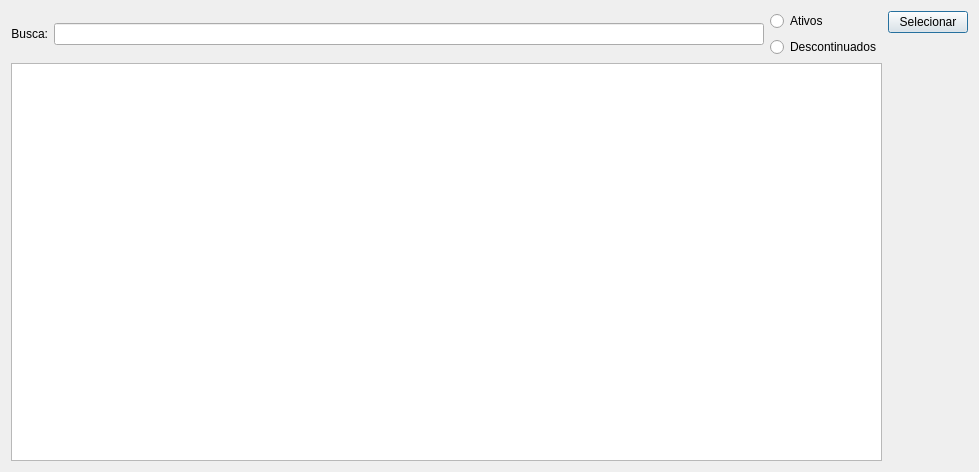
lellisls/ERP-STACCATO, file ui/searchdialog.ui: the form before one commit.
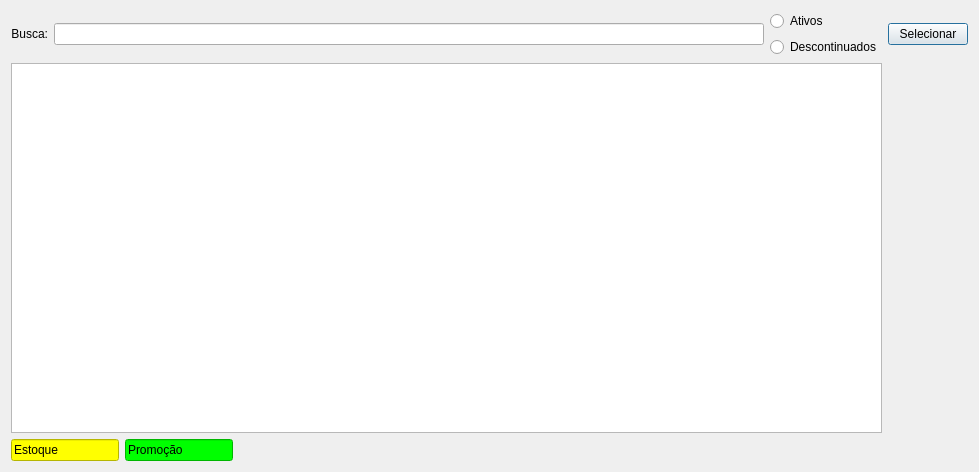
The form after the commit. Custom widgets are drawn as their Qt base class.

The edit to the form file:
```diff
--- a/ui/searchdialog.ui
+++ b/ui/searchdialog.ui
@@ -17,34 +17,6 @@
    <locale language="Portuguese" country="Brazil"/>
   </property>
   <layout class="QGridLayout" name="gridLayout">
-   <item row="0" column="2">
-    <layout class="QVBoxLayout" name="verticalLayout_2">
-     <item>
-      <widget class="QRadioButton" name="radioButtonProdAtivos">
-       <property name="text">
-        <string>Ativos</string>
-       </property>
-      </widget>
-     </item>
-     <item>
-      <widget class="QRadioButton" name="radioButtonProdDesc">
-       <property name="text">
-        <string>Descontinuados</string>
-       </property>
-      </widget>
-     </item>
-    </layout>
-   </item>
-   <item row="0" column="1">
-    <widget class="QLineEdit" name="lineEditBusca">
-     <property name="toolTip">
-      <string>&lt;html&gt;&lt;head/&gt;&lt;body&gt;&lt;p&gt;Escreva aqui os termos da busca&lt;/p&gt;&lt;/body&gt;&lt;/html&gt;</string>
-     </property>
-     <property name="clearButtonEnabled">
-      <bool>true</bool>
-     </property>
-    </widget>
-   </item>
    <item row="0" column="0">
     <widget class="QLabel" name="labelBusca">
      <property name="sizePolicy">
@@ -61,38 +33,31 @@
      </property>
     </widget>
    </item>
-   <item row="0" column="3" rowspan="2">
-    <layout class="QVBoxLayout" name="verticalLayout">
-     <item>
-      <widget class="QPushButton" name="pushButtonSelecionar">
-       <property name="sizePolicy">
-        <sizepolicy hsizetype="Fixed" vsizetype="Fixed">
-         <horstretch>0</horstretch>
-         <verstretch>0</verstretch>
-        </sizepolicy>
-       </property>
-       <property name="text">
-        <string>Selecionar</string>
-       </property>
-       <property name="default">
-        <bool>true</bool>
-       </property>
-      </widget>
-     </item>
-     <item>
-      <spacer name="verticalSpacer">
-       <property name="orientation">
-        <enum>Qt::Vertical</enum>
-       </property>
-       <property name="sizeHint" stdset="0">
-        <size>
-         <width>20</width>
-         <height>40</height>
-        </size>
-       </property>
-      </spacer>
-     </item>
-    </layout>
+   <item row="0" column="1">
+    <widget class="QLineEdit" name="lineEditBusca">
+     <property name="toolTip">
+      <string>&lt;html&gt;&lt;head/&gt;&lt;body&gt;&lt;p&gt;Escreva aqui os termos da busca&lt;/p&gt;&lt;/body&gt;&lt;/html&gt;</string>
+     </property>
+     <property name="clearButtonEnabled">
+      <bool>true</bool>
+     </property>
+    </widget>
+   </item>
+   <item row="0" column="3">
+    <widget class="QPushButton" name="pushButtonSelecionar">
+     <property name="sizePolicy">
+      <sizepolicy hsizetype="Fixed" vsizetype="Fixed">
+       <horstretch>0</horstretch>
+       <verstretch>0</verstretch>
+      </sizepolicy>
+     </property>
+     <property name="text">
+      <string>Selecionar</string>
+     </property>
+     <property name="default">
+      <bool>true</bool>
+     </property>
+    </widget>
    </item>
    <item row="1" column="0" colspan="3">
     <widget class="TableView" name="table">
@@ -119,6 +84,79 @@
      </property>
     </widget>
    </item>
+   <item row="0" column="2">
+    <layout class="QVBoxLayout" name="verticalLayout_2">
+     <item>
+      <widget class="QRadioButton" name="radioButtonProdAtivos">
+       <property name="text">
+        <string>Ativos</string>
+       </property>
+      </widget>
+     </item>
+     <item>
+      <widget class="QRadioButton" name="radioButtonProdDesc">
+       <property name="text">
+        <string>Descontinuados</string>
+       </property>
+      </widget>
+     </item>
+    </layout>
+   </item>
+   <item row="2" column="0" colspan="3">
+    <layout class="QHBoxLayout" name="horizontalLayout">
+     <item>
+      <widget class="QLineEdit" name="lineEditEstoque">
+       <property name="sizePolicy">
+        <sizepolicy hsizetype="Fixed" vsizetype="Fixed">
+         <horstretch>0</horstretch>
+         <verstretch>0</verstretch>
+        </sizepolicy>
+       </property>
+       <property name="styleSheet">
+        <string notr="true">background-color: rgb(255, 255, 0);</string>
+       </property>
+       <property name="text">
+        <string>Estoque</string>
+       </property>
+       <property name="readOnly">
+        <bool>false</bool>
+       </property>
+      </widget>
+     </item>
+     <item>
+      <widget class="QLineEdit" name="lineEditPromocao">
+       <property name="sizePolicy">
+        <sizepolicy hsizetype="Fixed" vsizetype="Fixed">
+         <horstretch>0</horstretch>
+         <verstretch>0</verstretch>
+        </sizepolicy>
+       </property>
+       <property name="styleSheet">
+        <string notr="true">background-color: rgb(0, 255, 0);</string>
+       </property>
+       <property name="text">
+        <string>Promoção</string>
+       </property>
+       <property name="readOnly">
+        <bool>true</bool>
+       </property>
+      </widget>
+     </item>
+     <item>
+      <spacer name="horizontalSpacer">
+       <property name="orientation">
+        <enum>Qt::Horizontal</enum>
+       </property>
+       <property name="sizeHint" stdset="0">
+        <size>
+         <width>40</width>
+         <height>20</height>
+        </size>
+       </property>
+      </spacer>
+     </item>
+    </layout>
+   </item>
   </layout>
  </widget>
  <customwidgets>
```
Left out of the diff: 1 changed line with no effect on the pictures.
